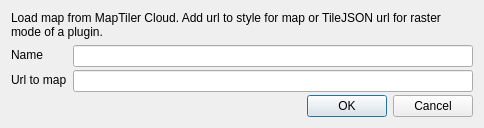
This is new_connection_dialog_base.ui in maptiler/qgis-maptiler-plugin as Qt 5 draws it before an edit. The edited form follows.
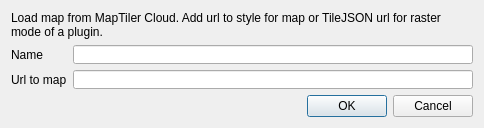
This is the edited form.

The edit to the form file:
```diff
--- a/new_connection_dialog_base.ui
+++ b/new_connection_dialog_base.ui
@@ -100,7 +100,7 @@
           <bool>true</bool>
          </property>
          <property name="sizePolicy">
-          <sizepolicy hsizetype="Expanding" vsizetype="Preferred">
+          <sizepolicy hsizetype="Expanding" vsizetype="Fixed">
            <horstretch>0</horstretch>
            <verstretch>0</verstretch>
           </sizepolicy>
@@ -108,7 +108,7 @@
          <property name="minimumSize">
           <size>
            <width>400</width>
-           <height>22</height>
+           <height>0</height>
           </size>
          </property>
          <property name="maxLength">
@@ -122,7 +122,7 @@
           <bool>true</bool>
          </property>
          <property name="sizePolicy">
-          <sizepolicy hsizetype="Expanding" vsizetype="Preferred">
+          <sizepolicy hsizetype="Expanding" vsizetype="Fixed">
            <horstretch>0</horstretch>
            <verstretch>0</verstretch>
           </sizepolicy>
@@ -130,7 +130,7 @@
          <property name="minimumSize">
           <size>
            <width>400</width>
-           <height>22</height>
+           <height>0</height>
           </size>
          </property>
          <property name="text">
```
